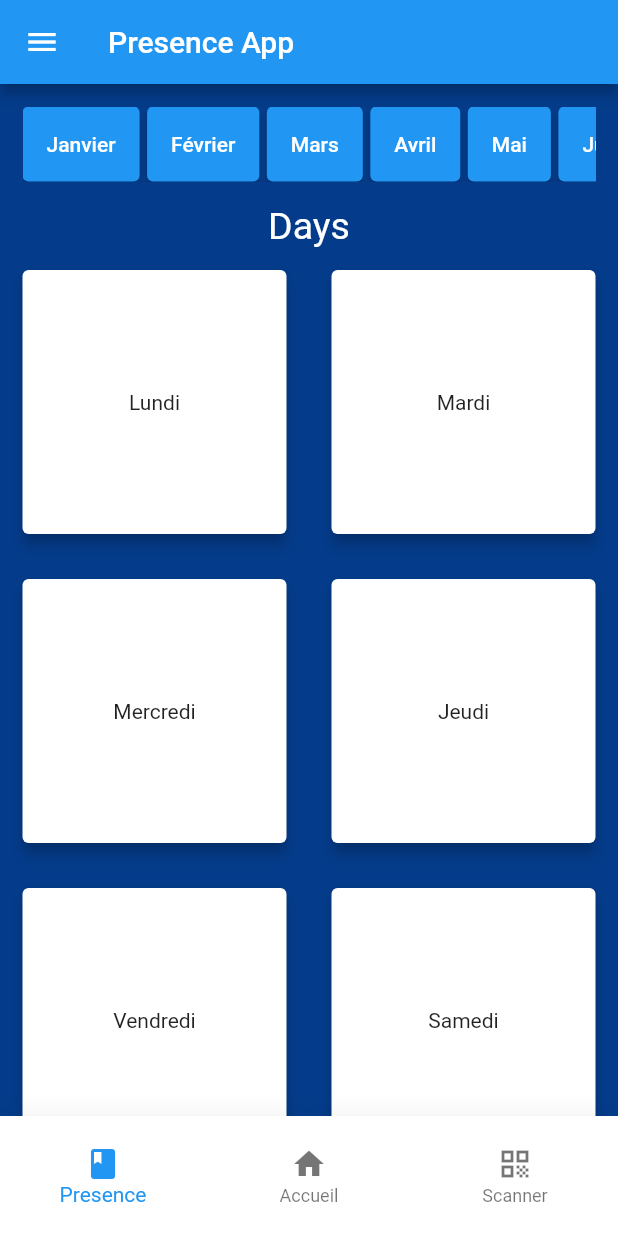
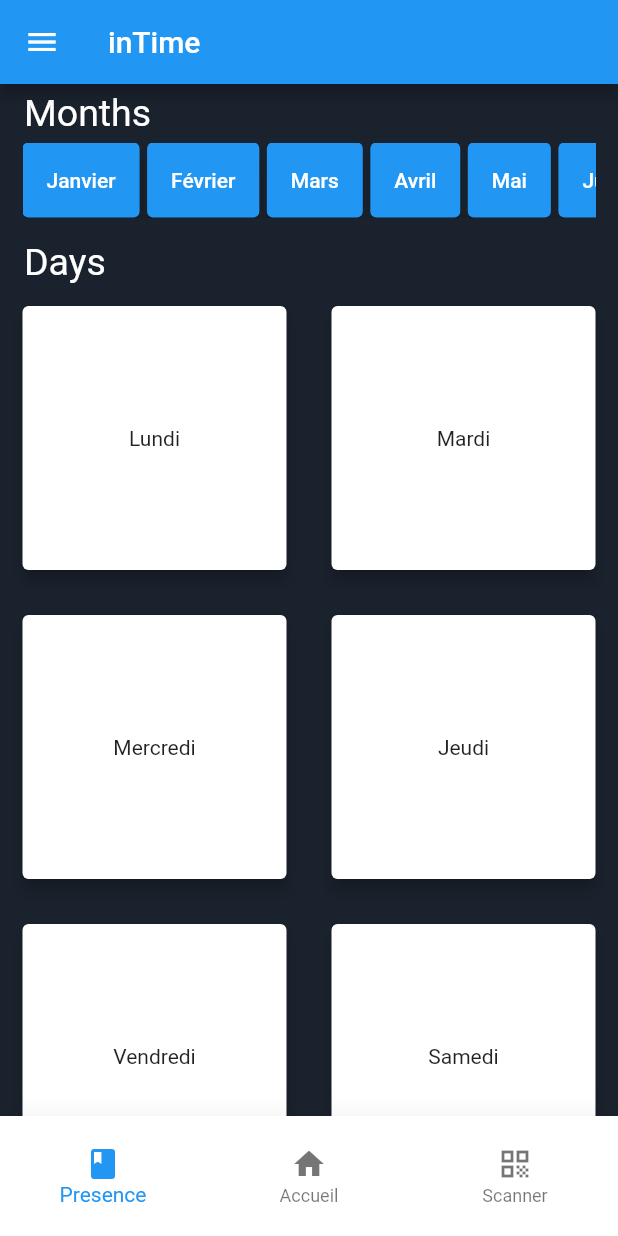
Before and after one commit to Sam-diom/presenceapp, a Flutter app: the HomePage screen opened by its route, on a phone screen of 412 x 824 dp. Run offline on Flutter 3.47's test engine with Material 2 defaults, Android fonts, the phone set to English and light mode, and no system bars; our stand-ins replace email_validator, realm; missing offline and left inert: introduction_slider, mongo_dart; generated files the repository leaves out were written again.

Commit message:
commit to go on my tree noor

```diff
--- a/lib/app_localizations.dart
+++ b/lib/app_localizations.dart
@@ -9,7 +9,7 @@ class AppLocalizations {
       _AppLocalizationsDelegate();
 
   // Define your localized strings here
-  static Map<String, Map<String, String>> _localizedStrings = {
+  static final Map<String, Map<String, String>> _localizedStrings = {
     'en': {
       'signInTitle': 'Sign in',
       'validEmailMessage': 'Please enter a valid email',
--- a/lib/register_screen.dart
+++ b/lib/register_screen.dart
@@ -208,10 +208,10 @@ class _RegisterPageState extends State<RegisterPage> {
       created:
           created, // Utilise la date et l'heure actuelles comme date de création
     );
-    var result = await MongoDatabase.insert(
-        data); // Insère les données dans la base de données MongoDB en utilisant la classe MongoDatabase
+    /* var result = await MongoDatabase.insert(
+        data); */ // Insère les données dans la base de données MongoDB en utilisant la classe MongoDatabase
     ScaffoldMessenger.of(context).showSnackBar(
-        SnackBar(content: Text("ID inséré: " + _id.toHexString())));
+        SnackBar(content: Text("ID inséré: ${_id.toHexString()}")));
     // Affiche une notification avec l'ID inséré
     _clearAll();
   }
--- a/lib/screens/homePage.dart
+++ b/lib/screens/homePage.dart
@@ -2,10 +2,10 @@ import 'package:flutter/material.dart';
 
 class HomePage extends StatelessWidget {
   static const String id = 'home';
-  const HomePage({super.key});
+  const HomePage({super.key, required this.userConnect});
+  final String userConnect;
   @override
   Widget build(BuildContext context) {
-
     List<String> month = [
       'Janvier',
       'Février',
@@ -31,42 +31,59 @@ List<String> days = [
     ];
 
     return Scaffold(
-        backgroundColor: Color.fromARGB(255, 4, 60, 139),
+      backgroundColor: const Color.fromARGB(255, 26, 34, 45),
       appBar: AppBar(
-          title: const Text('Presence App'),
+        title: const Text('inTime'),
       ),
       body: SafeArea(
         child: Column(
           children: [
+            const Padding(
+              padding: EdgeInsets.only(left: 16.0, top: 5.0),
+              child: Row(
+                crossAxisAlignment: CrossAxisAlignment.start,
+                children: [
+                  Text(
+                    'Months',
+                    style: TextStyle(fontSize: 25, color: Colors.white),
+                  ),
+                ],
+              ),
+            ),
             Padding(
-              padding: EdgeInsets.all(15.0),
+              padding: const EdgeInsets.only(
+                  top: 5.0, bottom: 15.0, left: 15.0, right: 15.0),
               child: SizedBox(
                 width: MediaQuery.of(context).size.width,
                 height: 50,
                 child: ListView.separated(
                     scrollDirection: Axis.horizontal,
                     itemCount: month.length,
-                      separatorBuilder:(BuildContext context, int i){
-                        return SizedBox(width: 5,);
+                    separatorBuilder: (BuildContext context, int i) {
+                      return const SizedBox(
+                        width: 5,
+                      );
                     },
-                      itemBuilder: (BuildContext context, int index){
+                    itemBuilder: (BuildContext context, int index) {
                       return ElevatedButton(
                         style: ElevatedButton.styleFrom(
-                            minimumSize: Size(50, 5)
-                          ),
-                          onPressed: (){},
+                            minimumSize: const Size(50, 5)),
+                        onPressed: () {},
                         child: Text(month[index]),
                       );
-
-                      }
+                    }),
               ),
             ),
-              ),
+            const Padding(
+              padding: EdgeInsets.only(left: 16.0),
+              child: Row(
+                crossAxisAlignment: CrossAxisAlignment.start,
+                children: [
                   Text(
                     'Days',
-                style: TextStyle(
-                 fontSize: 25,
-                 color: Colors.white
+                    style: TextStyle(fontSize: 25, color: Colors.white),
+                  ),
+                ],
               ),
             ),
             Expanded(
@@ -76,42 +93,35 @@ List<String> days = [
                 child: GridView.builder(
                   scrollDirection: Axis.vertical,
                   itemCount: days.length,
-                    gridDelegate: SliverGridDelegateWithFixedCrossAxisCount(
+                  gridDelegate: const SliverGridDelegateWithFixedCrossAxisCount(
                       crossAxisCount: 2),
-                    itemBuilder: (BuildContext context, int index){
+                  itemBuilder: (BuildContext context, int index) {
                     return Card(
-                        margin: EdgeInsets.all(15),
+                      margin: const EdgeInsets.all(15),
                       elevation: 4,
-                        child: Center(
-                          child: Text(days[index])
-                          ),
+                      child: Center(child: Text(days[index])),
                     );
                   },
                 ),
-
               ),
             )
-
           ],
-
         ),
       ),
       drawer: Drawer(
         child: DrawerHeader(
-            child: Container(
+            child: SizedBox(
           width: 200,
           child: Column(
             children: [
-                  CircleAvatar(
+              const CircleAvatar(
                 radius: 40,
                 child: Icon(Icons.account_balance),
               ),
-                  Text('Nafo Noura')
+              Text(userConnect)
             ],
           ),
-
-            )
-            ),
+        )),
       ),
       bottomNavigationBar: Container(
         height: 80,
@@ -123,20 +133,13 @@ List<String> days = [
             elevation: 20,
             items: const [
               BottomNavigationBarItem(
-                icon: Icon(Icons.book),
-                label: 'Presence'),
+                  icon: Icon(Icons.book), label: 'Presence'),
+              BottomNavigationBarItem(icon: Icon(Icons.home), label: 'Accueil'),
               BottomNavigationBarItem(
-                icon: Icon(Icons.home),
-                label: 'Accueil'),
-              BottomNavigationBarItem(
-                icon: Icon(Icons.qr_code),
-                label: 'Scanner'),
-            ]
-            ),
+                  icon: Icon(Icons.qr_code), label: 'Scanner'),
+            ]),
       ),
     );
-
-
   }
 }
 
@@ -154,18 +157,16 @@ class elements extends StatelessWidget {
       width: 150,
       height: 150,
       decoration: BoxDecoration(
-       color: Colors.blue,
-       borderRadius: BorderRadius.circular(15)
-     ),
+          color: Colors.blue, borderRadius: BorderRadius.circular(15)),
       child: Column(
         mainAxisAlignment: MainAxisAlignment.center,
         crossAxisAlignment: CrossAxisAlignment.center,
         children: [
           icon,
-         Text(title, style: const TextStyle(
-           fontSize: 20,
-           color: Colors.white
-         ),),
+          Text(
+            title,
+            style: const TextStyle(fontSize: 20, color: Colors.white),
+          ),
         ],
       ),
     );
```
Also changed, not shown: lib/login_screen.dart (+49 -37 lines), lib/main.dart (+8 -7 lines), lib/utils/onBoarding.dart (added, +150 -0 lines), pubspec.yaml (+5 -4 lines), assets/img1.png (added), assets/img1.svg (added), assets/img2.png (added), assets/img2.svg (added), assets/img3.png (added), assets/img3.svg (added), pubspec.lock, 14 other files. Lines whose indentation alone changed are shown as unchanged.
